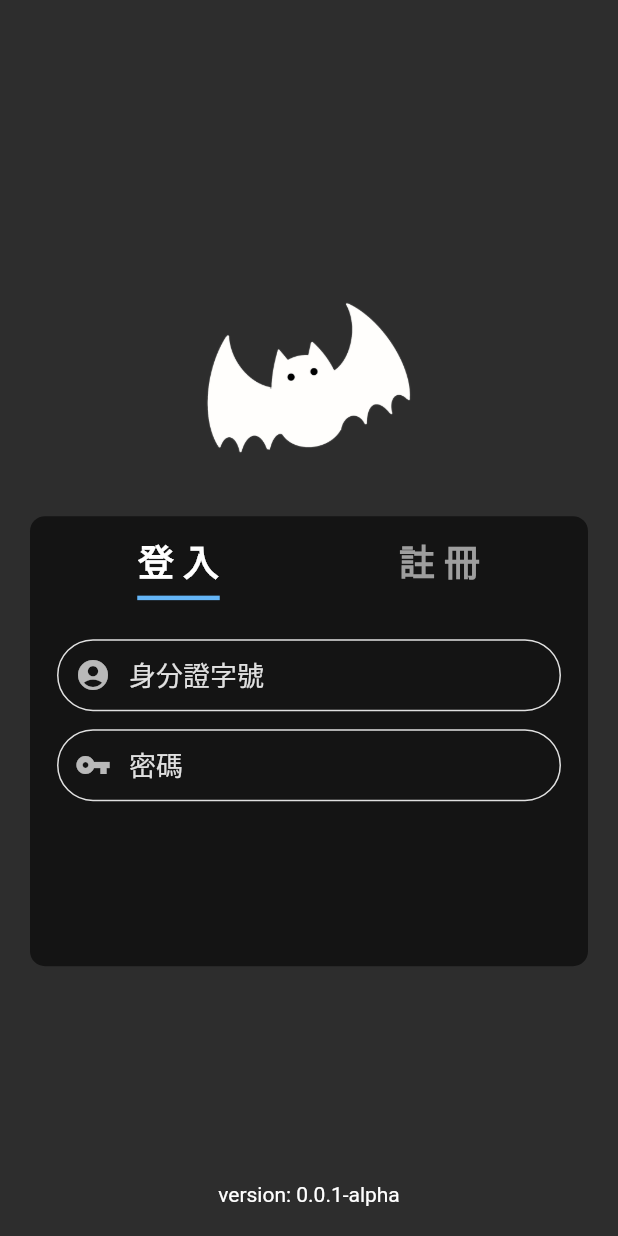
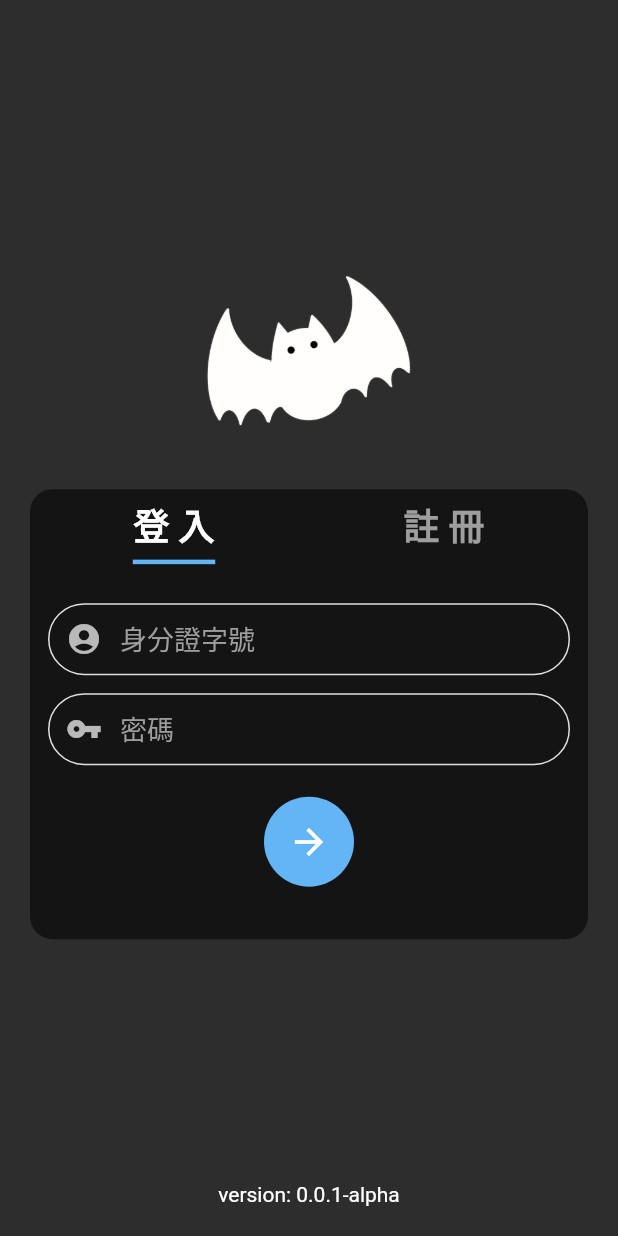
Before and after one commit to IamPurpleRed/TRA_Helper_Client, a Flutter app: the screen it shows after launch, on a phone screen of 412 x 824 dp. Run offline on Flutter 3.47's test engine with Material 2 defaults, Android fonts, the phone set to English and light mode, and no system bars; drawn by our look-alikes of avatar_glow; our stand-ins replace package_info_plus, speech_to_text, wakelock; missing offline and left inert: dialog_flowtter.

Commit message:
feat: 登入頁面前端完成

```diff
--- a/lib/screens/login_page.dart
+++ b/lib/screens/login_page.dart
@@ -1,4 +1,6 @@
 import 'package:flutter/material.dart';
+import 'package:avatar_glow/avatar_glow.dart';
+import 'package:flutter/widgets.dart';
 import 'package:package_info_plus/package_info_plus.dart';
 
 import '/config/palette.dart';
@@ -30,20 +32,16 @@ class _LoginPageState extends State<LoginPage> {
     final double vw = MediaQuery.of(context).size.width;
     final double vh = MediaQuery.of(context).size.height;
 
-    return Scaffold(
+    return GestureDetector(
+      onTap: () => FocusScope.of(context).requestFocus(FocusNode()), // 點擊螢幕任一處以轉移焦點
+      child: Scaffold(
         backgroundColor: Palette.backgroundColor,
-      body: Stack(
+        //resizeToAvoidBottomInset: false,
+        body: Column(
+          mainAxisAlignment: MainAxisAlignment.spaceAround,
           children: [
-          Positioned(
-            left: 0,
-            right: 0,
-            bottom: 20.0,
-            child: Text(
-              'version: ${packageInfo.version}',
-              textAlign: TextAlign.center,
-            ),
-          ),
-          Column(
+            Expanded(
+              child: Column(
                 mainAxisAlignment: MainAxisAlignment.center,
                 children: [
                   SizedBox(
@@ -53,16 +51,16 @@ class _LoginPageState extends State<LoginPage> {
                   ),
                   const SizedBox(height: 20.0),
                   AnimatedContainer(
-                duration: Duration(milliseconds: 300),
+                    duration: const Duration(milliseconds: 300),
                     width: vw - 40,
-                height: (selectedTitle == '註 冊') ? 400.0 : 300.0,
+                    height: (selectedTitle == '註 冊' && MediaQuery.of(context).viewInsets.bottom <= 0.0) ? 400.0 : 300.0,
                     margin: const EdgeInsets.symmetric(horizontal: 20.0),
                     decoration: BoxDecoration(
                       color: Palette.primaryColor,
-                  borderRadius: BorderRadius.circular(10.0),
+                      borderRadius: BorderRadius.circular(15.0),
                     ),
                     child: Padding(
-                  padding: const EdgeInsets.all(12.0),
+                      padding: const EdgeInsets.all(6.0),
                       child: Column(
                         children: [
                           Row(
@@ -72,26 +70,46 @@ class _LoginPageState extends State<LoginPage> {
                               titleSelector('註 冊'),
                             ],
                           ),
-                      SizedBox(height: 20.0),
-                      (selectedTitle == '註 冊')
-                          ? Row(
+                          const SizedBox(height: 20.0),
+                          Expanded(
+                            child: SingleChildScrollView(
+                              physics: const BouncingScrollPhysics(),
+                              child: Column(
                                 children: [
-                                // Note: TextField 外面要包 Expanded 才能使其在同一列
-                                Expanded(child: textfield(Icon(Icons.abc), '姓')),
-                                Expanded(child: textfield(Icon(Icons.abc), '名')),
+                                  if (selectedTitle == '註 冊')
+                                    Row(
+                                      children: [
+                                        // NOTE: TextField 外面要包 Expanded 才能使其在同一列
+                                        Expanded(child: textfield(const Icon(Icons.abc), '姓', TextInputType.text)),
+                                        Expanded(child: textfield(const Icon(Icons.abc), '名', TextInputType.text)),
                                       ],
-                            )
-                          : const SizedBox(height: 0),
-                      textfield(Icon(Icons.account_circle), '身分證字號'),
-                      textfield(Icon(Icons.vpn_key), '密碼'),
-                      (selectedTitle == '註 冊') ? textfield(Icon(Icons.phone_android), '手機號碼') : const SizedBox(height: 0),
+                                    ),
+                                  textfield(const Icon(Icons.account_circle), '身分證字號', TextInputType.visiblePassword),
+                                  textfield(const Icon(Icons.vpn_key), '密碼', TextInputType.visiblePassword),
+                                  if (selectedTitle == '註 冊') textfield(const Icon(Icons.phone_android), '手機號碼', TextInputType.phone),
+                                  submitButton(),
                                 ],
                               ),
                             ),
                           ),
                         ],
-          )
+                      ),
+                    ),
+                  ),
                 ],
+              ),
+            ),
+
+            // INFO: 版本號
+            Padding(
+              padding: const EdgeInsets.only(bottom: 20.0),
+              child: Text(
+                'version: ${packageInfo.version}',
+                textAlign: TextAlign.center,
+              ),
+            ),
+          ],
+        ),
       ),
     );
   }
@@ -101,6 +119,7 @@ class _LoginPageState extends State<LoginPage> {
     return GestureDetector(
       onTap: () => setState(() {
         selectedTitle = title;
+        FocusScope.of(context).requestFocus(FocusNode());
       }),
       child: Column(
         children: [
@@ -115,7 +134,7 @@ class _LoginPageState extends State<LoginPage> {
           Container(
             width: 55.0,
             height: 3.0,
-            margin: EdgeInsets.only(top: 5.0),
+            margin: const EdgeInsets.only(top: 5.0),
             color: (selectedTitle == title) ? Palette.secondaryColor : Colors.transparent,
           ),
         ],
@@ -124,29 +143,51 @@ class _LoginPageState extends State<LoginPage> {
   }
 
   // INFO: 輸入格
-  Padding textfield(Icon prefixIcon, String fieldName) {
+  Padding textfield(Icon prefixIcon, String fieldName, TextInputType keyboardType) {
     const double fontSize = 18.0;
-    Color enabledColor = Colors.grey[300]!;
 
     return Padding(
       padding: const EdgeInsets.all(6.0),
       child: TextField(
-        style: TextStyle(fontSize: fontSize),
+        keyboardType: keyboardType,
+        obscureText: (fieldName == '密碼') ? true : false,
+        style: const TextStyle(fontSize: fontSize),
         decoration: InputDecoration(
           hintText: fieldName,
-          hintStyle: TextStyle(color: enabledColor, fontSize: fontSize),
-          contentPadding: EdgeInsets.all(10.0),
+          hintStyle: const TextStyle(color: Colors.grey, fontSize: fontSize),
+          contentPadding: const EdgeInsets.all(6.0),
           prefixIcon: prefixIcon,
           enabledBorder: OutlineInputBorder(
-            borderSide: BorderSide(color: enabledColor),
+            borderSide: BorderSide(color: Colors.grey[300]!),
             borderRadius: BorderRadius.circular(35.0),
           ),
           focusedBorder: OutlineInputBorder(
-            borderSide: BorderSide(color: Palette.secondaryColor),
+            borderSide: const BorderSide(color: Palette.secondaryColor),
             borderRadius: BorderRadius.circular(35.0),
           ),
         ),
       ),
     );
   }
+
+  // INFO: 按鈕
+  GestureDetector submitButton() {
+    return GestureDetector(
+      onTap: () {},
+      child: AvatarGlow(
+        animate: true,
+        endRadius: 45.0,
+        duration: const Duration(seconds: 3),
+        repeatPauseDuration: const Duration(seconds: 3),
+        child: const CircleAvatar(
+          radius: 30.0,
+          backgroundColor: Palette.secondaryColor,
+          child: Icon(
+            Icons.arrow_forward,
+            color: Colors.white,
+          ),
+        ),
+      ),
+    );
   }
+}
```
Lines whose indentation alone changed are shown as unchanged.
